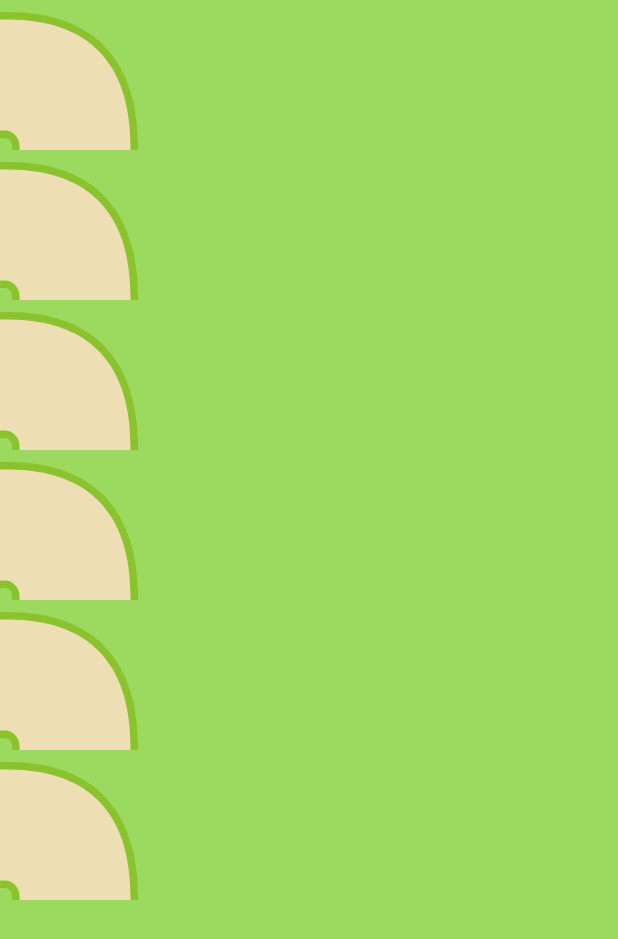
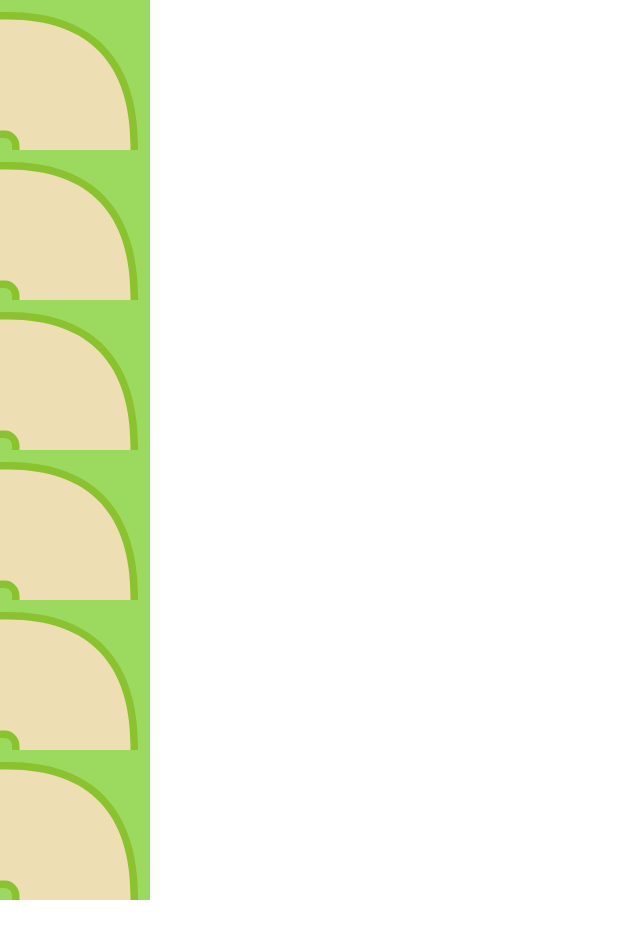
Before and after one commit to andersonluisp/LittleElephant, an Android app: the layout activity_main.xml on its own in the app's theme, with its tools: preview values and no code run, on a phone screen of 412 x 824 dp. Shown: the top 939 px of the screen. Run offline under Robolectric (Android 15) with nearby library versions, the phone set to English and light mode, and no system bars.

Commit message:
Change Activity background

```diff
--- a/app/src/main/res/layout/activity_main.xml
+++ b/app/src/main/res/layout/activity_main.xml
@@ -4,7 +4,6 @@
     xmlns:tools="http://schemas.android.com/tools"
     android:layout_width="match_parent"
     android:layout_height="match_parent"
-    android:background="@drawable/tile_grass"
     tools:context=".presentation.feature.map.MainActivity">
 
     <androidx.recyclerview.widget.RecyclerView
@@ -15,7 +14,7 @@
         tools:listitem="@layout/item_tile_layout"
         tools:itemCount="10"
         android:overScrollMode="never"
-        tools:spanCount="5"
+        tools:spanCount="4"
         app:layout_constraintTop_toTopOf="parent"
         app:layout_constraintStart_toStartOf="parent"
         app:layout_constraintEnd_toEndOf="parent"
```
